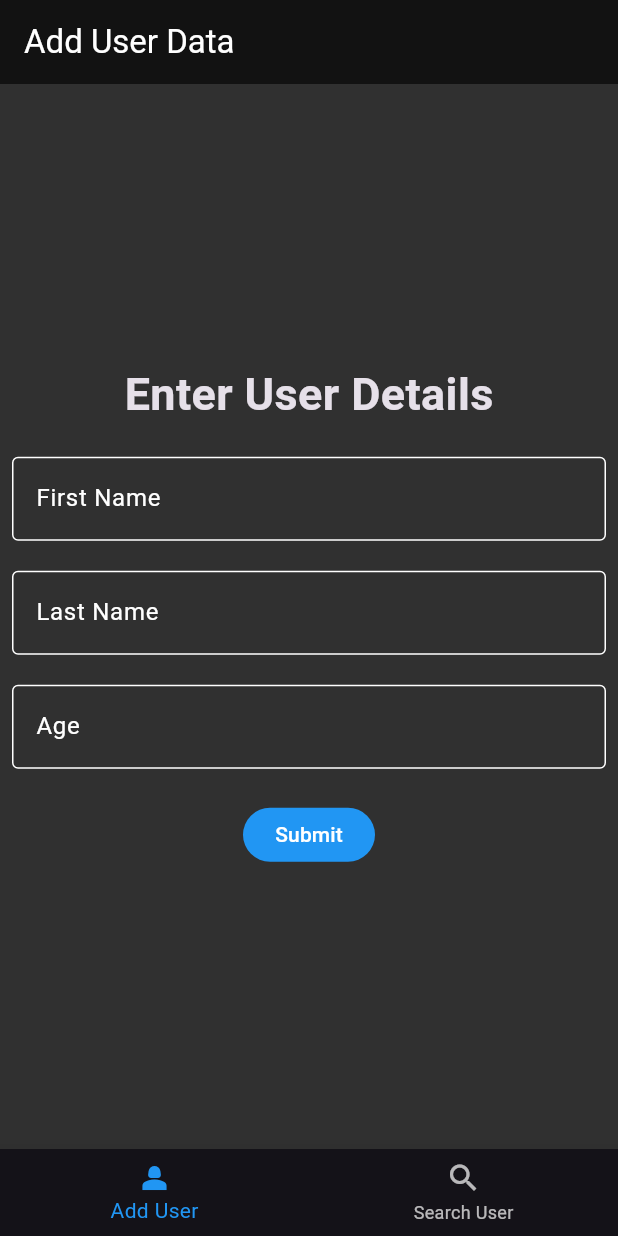
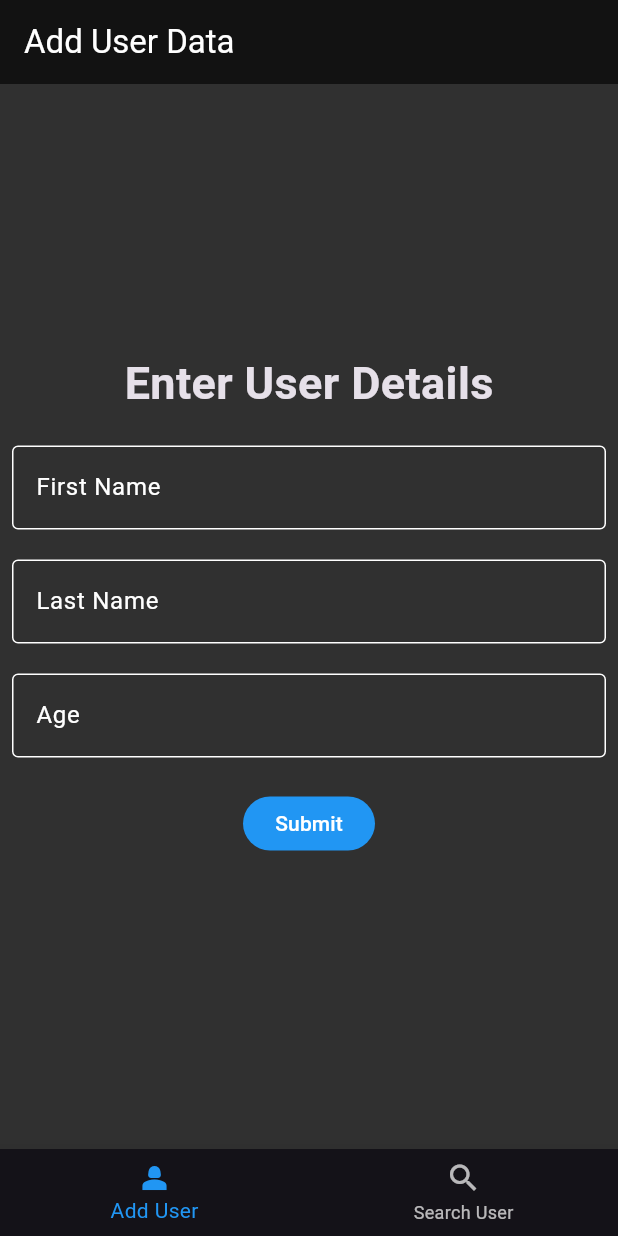
Before and after one commit to fisforfaheem/firebase_flutter_crud, a Flutter app: the screen it shows after launch, on a phone screen of 412 x 824 dp. Run offline on Flutter 3.47's test engine with Material 3 defaults, Android fonts, the phone set to English and light mode, and no system bars; our stand-ins replace cloud_firestore, firebase_core, fluttertoast; accounts and stored records are empty.

Commit message:
Update add_user.dart

```diff
--- a/lib/add_user.dart
+++ b/lib/add_user.dart
@@ -60,9 +60,12 @@ class _AddUserState extends State<AddUser> {
       body: Form(
         child: Padding(
           padding: const EdgeInsets.all(8.0),
+          child: SingleChildScrollView(
             child: Column(
-            mainAxisAlignment: MainAxisAlignment.center,
               children: [
+                const SizedBox(
+                  height: 170,
+                ),
                 const Text(
                   'Enter User Details',
                   style: TextStyle(fontSize: 30, fontWeight: FontWeight.bold),
@@ -117,6 +120,7 @@ class _AddUserState extends State<AddUser> {
             ),
           ),
         ),
+      ),
     );
   }
 }
```
Lines whose indentation alone changed are shown as unchanged.
